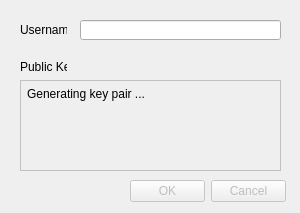
The window that src/newuserdialog.ui (decentralised-project/decentralised_ui) describes before a commit, drawn with Qt 5.
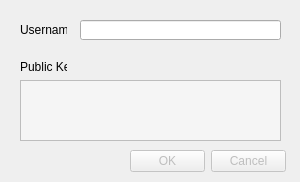
The same window after the commit.

Commit message: #2 improved new user dialog design, updated readme and crypt refs.

```diff
--- a/src/newuserdialog.ui
+++ b/src/newuserdialog.ui
@@ -10,7 +10,7 @@
     <x>0</x>
     <y>0</y>
     <width>300</width>
-    <height>213</height>
+    <height>182</height>
    </rect>
   </property>
   <property name="windowTitle">
@@ -55,34 +55,6 @@
     <string>Public Key</string>
    </property>
   </widget>
-  <widget class="QLabel" name="txtPublicKey">
-   <property name="geometry">
-    <rect>
-     <x>20</x>
-     <y>80</y>
-     <width>261</width>
-     <height>91</height>
-    </rect>
-   </property>
-   <property name="styleSheet">
-    <string notr="true">padding:3px;border:1px solid #c0c0c0;</string>
-   </property>
-   <property name="frameShape">
-    <enum>QFrame::NoFrame</enum>
-   </property>
-   <property name="frameShadow">
-    <enum>QFrame::Plain</enum>
-   </property>
-   <property name="lineWidth">
-    <number>0</number>
-   </property>
-   <property name="text">
-    <string>Generating key pair ...</string>
-   </property>
-   <property name="alignment">
-    <set>Qt::AlignLeading|Qt::AlignLeft|Qt::AlignTop</set>
-   </property>
-  </widget>
   <widget class="QDialogButtonBox" name="buttons">
    <property name="enabled">
     <bool>false</bool>
@@ -90,7 +62,7 @@
    <property name="geometry">
     <rect>
      <x>130</x>
-     <y>180</y>
+     <y>150</y>
      <width>156</width>
      <height>23</height>
     </rect>
@@ -99,6 +71,33 @@
     <set>QDialogButtonBox::Cancel|QDialogButtonBox::Ok</set>
    </property>
   </widget>
+  <widget class="QPlainTextEdit" name="txtPublicKey">
+   <property name="geometry">
+    <rect>
+     <x>20</x>
+     <y>80</y>
+     <width>261</width>
+     <height>61</height>
+    </rect>
+   </property>
+   <property name="focusPolicy">
+    <enum>Qt::ClickFocus</enum>
+   </property>
+   <property name="styleSheet">
+    <string notr="true">background-color: rgb(245, 245, 245);
+color: rgb(64, 64, 64);
+selection-background-color: rgb(102, 138, 255);</string>
+   </property>
+   <property name="horizontalScrollBarPolicy">
+    <enum>Qt::ScrollBarAlwaysOff</enum>
+   </property>
+   <property name="readOnly">
+    <bool>true</bool>
+   </property>
+   <property name="textInteractionFlags">
+    <set>Qt::TextSelectableByKeyboard|Qt::TextSelectableByMouse</set>
+   </property>
+  </widget>
  </widget>
  <resources/>
  <connections/>
```
The commit also changes 4 other files.
